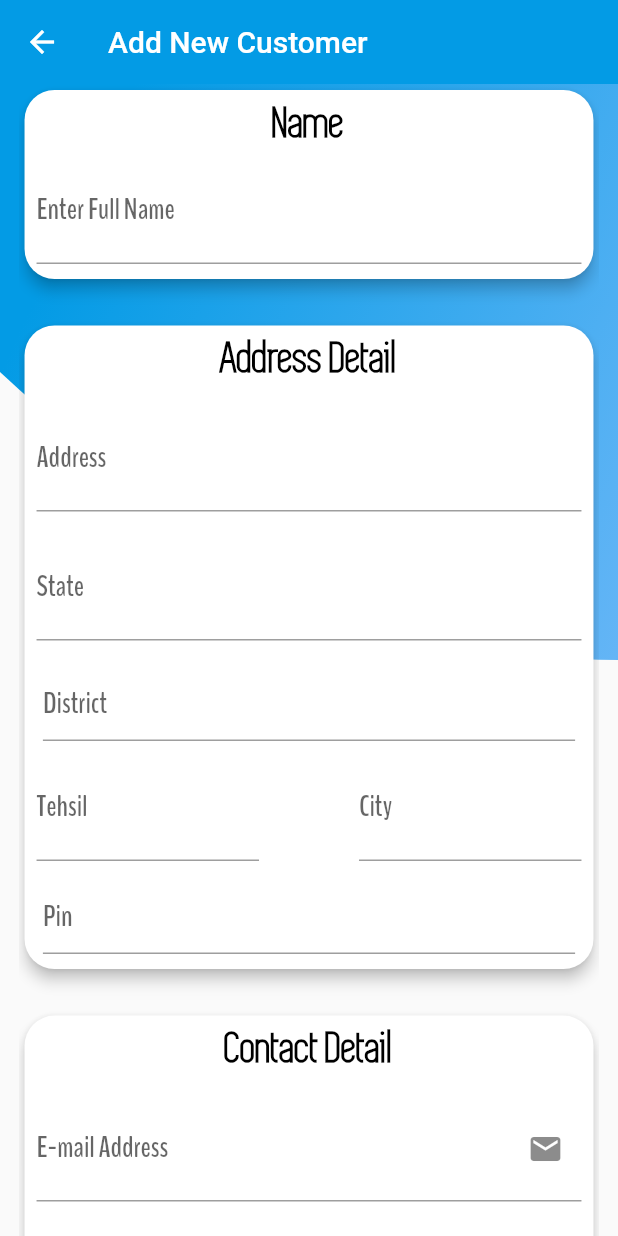
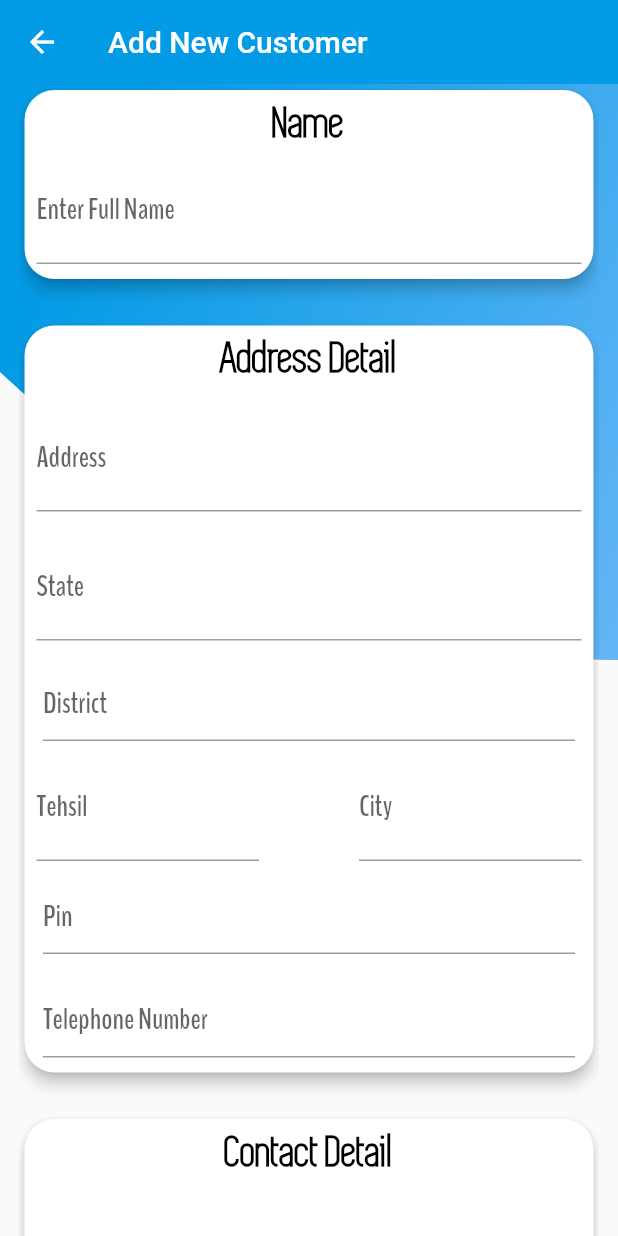
Before and after one commit to JashanPuri/Monthly_Pay_User, a Flutter app: the AddCustomer screen opened directly, on a phone screen of 412 x 824 dp. Run offline on Flutter 3.47's test engine with Material 2 defaults, Android fonts, the phone set to English and light mode, and no system bars; drawn by our look-alikes of flutter_typeahead; our stand-ins replace font_awesome_flutter, image_picker; missing offline and left inert: dropdownfield; accounts and stored records are empty.

Commit message:
telephone text field added

```diff
--- a/lib/Add_Customer/add_customer.dart
+++ b/lib/Add_Customer/add_customer.dart
@@ -161,6 +161,18 @@ class _AddCustomerState extends State<AddCustomer> {
                             keyboardType: TextInputType.number,
                           ),
                         ),
+                        Container(
+                          padding: EdgeInsets.only(
+                              left: 8, right: 8, top: 8, bottom: 10),
+                          width: w * 0.9,
+                          child: TextField(
+                            decoration: InputDecoration(
+
+                              hintText: 'Telephone Number',
+                            ),
+                            keyboardType: TextInputType.number,
+                          ),
+                        ),
                       ],
                     )),
                 SizedBox(
```
